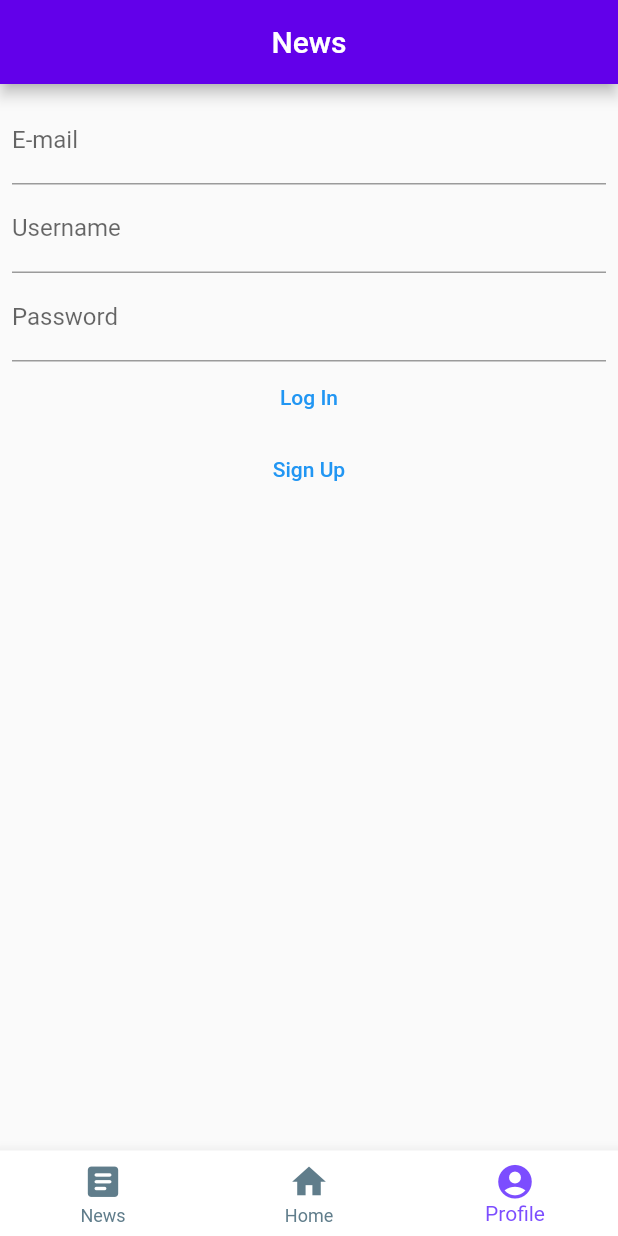
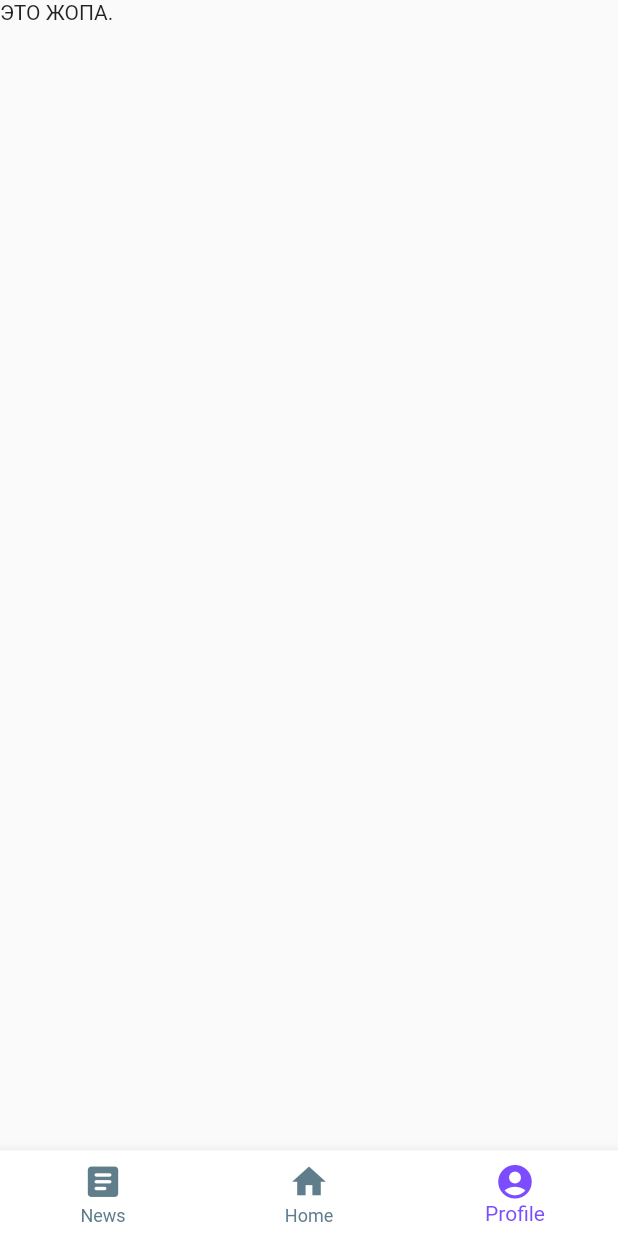
Before and after one commit to Team-Identified/Iside-Moscow, a Flutter app: the screen it shows after launch, item 3 of the bottom bar chosen, on a phone screen of 412 x 824 dp. Run offline on Flutter 3.47's test engine with Material 2 defaults, Android fonts, the phone set to English and light mode, and no system bars; our stand-ins replace flutter_secure_storage.

Commit message:
made a lot.

```diff
--- a/mobile_app/lib/services/BottomAppBar.dart
+++ b/mobile_app/lib/components/BottomAppBar.dart
@@ -1,8 +1,9 @@
 import 'package:flutter/material.dart';
-import 'package:mobile_app/pages/home.dart';
-import 'package:mobile_app/pages/news.dart';
-import 'package:mobile_app/pages/authorization.dart';
-
+import 'package:mobile_app/config.dart';
+import 'package:mobile_app/pages/homePage.dart';
+import 'package:mobile_app/pages/newsPage.dart';
+import 'package:mobile_app/pages/userPage.dart';
+import 'package:mobile_app/tools.dart';
 class CustomBottomAppBar extends StatefulWidget {
 
   @override
@@ -13,9 +14,9 @@ class _CustomBottomAppBarState extends State<CustomBottomAppBar> {
 
   int _currIndex = 1;
   final List<Widget> _children = [
-    News(),
-    Home(),
-    User()
+    NewsPage(),
+    HomePage(),
+    UserPage(),
   ];
 
   void onTappedBar(int index) {
--- a/mobile_app/lib/main.dart
+++ b/mobile_app/lib/main.dart
@@ -1,5 +1,6 @@
 import 'package:flutter/material.dart';
-import 'package:mobile_app/services/BottomAppBar.dart';
+import 'package:mobile_app/components/BottomAppBar.dart';
+import 'package:mobile_app/pages/homePage.dart';
 void main() {
   runApp(Main());
 }
--- a/mobile_app/lib/pages/authorization.dart
+++ /dev/null
@@ -1,115 +0,0 @@
-import 'package:flutter/material.dart';
-import 'package:flutter_secure_storage/flutter_secure_storage.dart';
-import 'package:http/http.dart' as http;
-import 'dart:convert' show json, base64, ascii;
-import 'package:mobile_app/config.dart';
-import 'package:mobile_app/pages/profile.dart';
-
-
-class User extends StatelessWidget {
-  final TextEditingController _usernameController = TextEditingController();
-  final TextEditingController _passwordController = TextEditingController();
-  final TextEditingController _emailController = TextEditingController();
-
-  void displayDialog(context, title, text) => showDialog(
-    context: context,
-    builder: (context) =>
-        AlertDialog(
-            title: Text(title),
-            content: Text(text)
-        ),
-  );
-
-  Future<Map> attemptLogIn(String username, String password) async {
-    var res = await http.post(
-        Uri.http(SERVER_URL, '/auth/jwt/create/'),
-        body: {
-          "username": username,
-          "password": password
-        }
-    );
-    if(res.statusCode == 200) return json.decode(res.body);
-    return null;
-  }
-
-  Future<int> attemptSignUp(String email,String username, String password) async {
-    var res = await http.post(
-        Uri.http(SERVER_URL, '/auth/users/'),
-        body: {
-          "email": email,
-          "username": username,
-          "password": password
-        }
-    );
-    return res.statusCode;
-
-  }
-
-  @override
-  Widget build(BuildContext context) {
-    return Scaffold(
-        appBar: AppBar(
-          title:Text("News"),
-          centerTitle: true,
-          backgroundColor: Colors.deepPurpleAccent[700],
-        ),
-        body: Padding(
-          padding: const EdgeInsets.all(8.0),
-          child: Column(
-            children: <Widget>[
-            TextField(
-            controller: _emailController,
-            decoration: InputDecoration(
-                labelText: 'E-mail'
-            ),
-          ),
-              TextField(
-                controller: _usernameController,
-                decoration: InputDecoration(
-                    labelText: 'Username'
-                ),
-              ),
-              TextField(
-                controller: _passwordController,
-                obscureText: true,
-                decoration: InputDecoration(
-                    labelText: 'Password'
-                ),
-              ),
-              TextButton(
-                  onPressed: () async {
-                    var username = _usernameController.text;
-                    var password = _passwordController.text;
-                    var jwt = await attemptLogIn(username, password);
-                    print(jwt["access"]);
-                    print(jwt["refresh"]);
-                    if(jwt != null) {
-                      storage.write(key: "access_jwt", value: jwt["access"]);
-                      storage.write(key: "refresh_jwt", value: jwt["refresh"]);
-                      Navigator.push(
-                          context,
-                          MaterialPageRoute(
-                              builder: (context) => Profile()
-                          )
-                      );
-                    } else {
-                      displayDialog(context, "An Error Occurred", "No account was found matching that username and password");
-                    }
-                  },
-                  child: Text("Log In")
-              ),
-              TextButton(
-                  onPressed: () async {
-                    var username = _usernameController.text;
-                    var password = _passwordController.text;
-                    var email = _emailController.text;
-                    await attemptSignUp(email,username, password);
-                    },
-                    child: Text("Sign Up")
-              ),
-            ],
-          ),
-        )
-    );
-  }
-}
--- a/mobile_app/lib/pages/news.dart
+++ b/mobile_app/lib/pages/homePage.dart
@@ -1,23 +1,23 @@
 import 'package:flutter/material.dart';
 
-class News extends StatefulWidget {
+class HomePage extends StatefulWidget {
   @override
-  _NewsState createState() => _NewsState();
+  _HomeState createState() => _HomeState();
 }
 
-class _NewsState extends State<News> {
+class _HomeState extends State<HomePage> {
   @override
   Widget build(BuildContext context) {
     return MaterialApp(
         home: Scaffold(
           appBar: AppBar(
-            title:Text("News"),
+            title:Text("Home"),
             centerTitle: true,
             backgroundColor: Colors.deepPurpleAccent[700],
           ),
           backgroundColor: Colors.grey[300],
           body: Center(
-            child: Text('News page'),
+            child: Text('Home page'),
           ),
         )
     );
--- a/mobile_app/lib/pages/profile.dart
+++ b/mobile_app/lib/pages/newsPage.dart
@@ -1,23 +1,24 @@
 import 'package:flutter/material.dart';
 
-class Profile extends StatefulWidget {
+
+class NewsPage extends StatefulWidget {
   @override
-  _ProfileState createState() => _ProfileState();
+  _NewsState createState() => _NewsState();
 }
 
-class _ProfileState extends State<Profile> {
+class _NewsState extends State<NewsPage> {
   @override
   Widget build(BuildContext context) {
     return MaterialApp(
         home: Scaffold(
           appBar: AppBar(
-            title:Text("Profile"),
+            title:Text("News"),
             centerTitle: true,
             backgroundColor: Colors.deepPurpleAccent[700],
           ),
           backgroundColor: Colors.grey[300],
           body: Center(
-            child: Text('Profile page'),
+            child: Text('News page'),
           ),
         )
     );
--- a/mobile_app/lib/pages/home.dart
+++ b/mobile_app/lib/pages/profilePage.dart
@@ -1,23 +1,25 @@
 import 'package:flutter/material.dart';
 
-class Home extends StatefulWidget {
+
+class ProfilePage extends StatefulWidget {
   @override
-  _HomeState createState() => _HomeState();
+  _ProfileState createState() => _ProfileState();
 }
 
-class _HomeState extends State<Home> {
+class _ProfileState extends State<ProfilePage> {
   @override
   Widget build(BuildContext context) {
     return MaterialApp(
-        home: Scaffold(
+        home:
+        Scaffold(
           appBar: AppBar(
-            title:Text("Home"),
+            title:Text("Profile"),
             centerTitle: true,
             backgroundColor: Colors.deepPurpleAccent[700],
           ),
           backgroundColor: Colors.grey[300],
           body: Center(
-            child: Text('Home page'),
+            child: Text('Profile page'),
           ),
         )
     );
--- /dev/null
+++ b/mobile_app/lib/pages/userPage.dart
@@ -0,0 +1,25 @@
+import 'package:flutter/material.dart';
+import 'package:mobile_app/config.dart';
+import 'package:mobile_app/pages/loginPage.dart';
+import 'package:mobile_app/pages/profilePage.dart';
+import 'package:mobile_app/pages/signUpPage.dart';
+
+
+class UserPage extends StatefulWidget {
+  @override
+  _UserPageState createState() => _UserPageState();
+
+}
+
+class _UserPageState extends State<UserPage> {
+  Widget currentPage;
+
+
+
+  @override
+  Widget build(BuildContext context) {
+    return Scaffold(
+      body: Text('ЭТО ЖОПА.'),
+    );
+  }
+}
```
Also changed, not shown: mobile_app/lib/components/AlreadyHaveAnAccount.dart (added, +34 -0 lines), mobile_app/lib/components/Button.dart (added, +37 -0 lines), mobile_app/lib/pages/loginPage.dart (added, +95 -0 lines), mobile_app/lib/pages/signUpPage.dart (added, +100 -0 lines), mobile_app/lib/tools.dart (+12 -0 lines), mobile_app/lib/config.dart (line endings or trailing spaces), 1 other file. Lines whose indentation alone changed are shown as unchanged.
